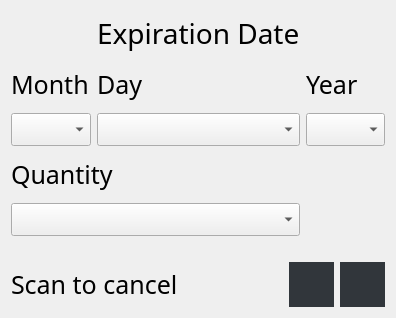
Above: Windows/ExpirationBox.ui from addisonElliott/SmartShopTouchScreen before the change. Below: the same form after it.
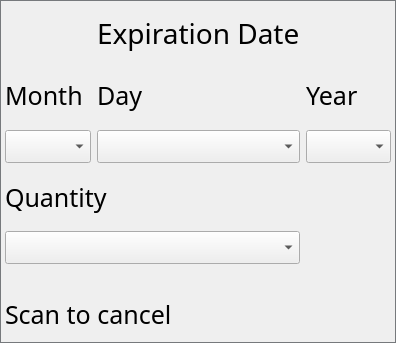
That is the form after the change. Icons and pictures are not drawn. Custom widgets are drawn as their Qt base class.

Patch:
```diff
--- a/Windows/ExpirationBox.ui
+++ b/Windows/ExpirationBox.ui
@@ -7,7 +7,7 @@
     <x>0</x>
     <y>0</y>
     <width>396</width>
-    <height>318</height>
+    <height>343</height>
    </rect>
   </property>
   <property name="font">
@@ -18,7 +18,25 @@
   <property name="windowTitle">
    <string>Dialog</string>
   </property>
+  <property name="styleSheet">
+   <string notr="true">QDialog
+{
+	border: 1px solid #76797C;
+}</string>
+  </property>
   <layout class="QGridLayout" name="gridLayout">
+   <property name="leftMargin">
+    <number>5</number>
+   </property>
+   <property name="topMargin">
+    <number>5</number>
+   </property>
+   <property name="rightMargin">
+    <number>5</number>
+   </property>
+   <property name="bottomMargin">
+    <number>5</number>
+   </property>
    <item row="2" column="2">
     <widget class="QLabel" name="day_label">
      <property name="font">
@@ -73,6 +91,12 @@
        <bold>true</bold>
       </font>
      </property>
+     <property name="styleSheet">
+      <string notr="true">QDialog
+{
+	border: 1px solid #76797C;
+}</string>
+     </property>
      <item>
       <property name="text">
        <string/>
@@ -162,18 +186,18 @@
       <widget class="TouchButton" name="accept_button">
        <property name="minimumSize">
         <size>
-         <width>45</width>
-         <height>45</height>
+         <width>48</width>
+         <height>48</height>
         </size>
        </property>
        <property name="maximumSize">
         <size>
-         <width>45</width>
-         <height>45</height>
+         <width>48</width>
+         <height>48</height>
         </size>
        </property>
        <property name="styleSheet">
-        <string notr="true">background-color: #31363B;
+        <string notr="true">background-color: transparent;
 border: 0;</string>
        </property>
        <property name="text">
@@ -185,8 +209,8 @@
        </property>
        <property name="iconSize">
         <size>
-         <width>40</width>
-         <height>40</height>
+         <width>48</width>
+         <height>48</height>
         </size>
        </property>
       </widget>
@@ -195,18 +219,18 @@
       <widget class="TouchButton" name="cancel_button">
        <property name="minimumSize">
         <size>
-         <width>45</width>
-         <height>45</height>
+         <width>48</width>
+         <height>48</height>
         </size>
        </property>
        <property name="maximumSize">
         <size>
-         <width>45</width>
-         <height>45</height>
+         <width>48</width>
+         <height>48</height>
         </size>
        </property>
        <property name="styleSheet">
-        <string notr="true">background-color: #31363B;
+        <string notr="true">background-color: transparent;
 border: 0;</string>
        </property>
        <property name="text">
@@ -218,8 +242,8 @@
        </property>
        <property name="iconSize">
         <size>
-         <width>40</width>
-         <height>40</height>
+         <width>48</width>
+         <height>48</height>
         </size>
        </property>
       </widget>
```
